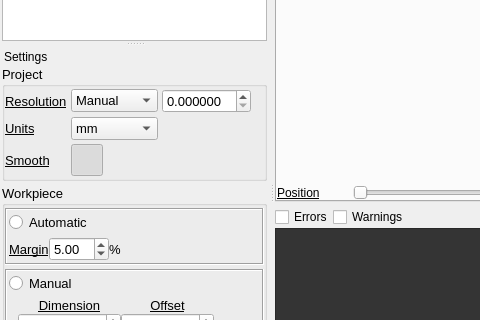
First picture: the form in qt/openscam.ui, repository CauldronDevelopmentLLC/CAMotics, before the edit; both pictures show x 0 to 480 and y 220 to 540 of the 1004 by 797 pixel window.
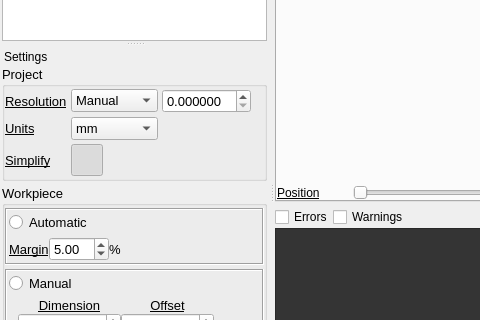
Second picture: the form after the edit. Icons and pictures are not drawn. Custom widgets are drawn as their Qt base class.

```diff
--- a/qt/openscam.ui
+++ b/qt/openscam.ui
@@ -1397,7 +1397,7 @@
                  </font>
                 </property>
                 <property name="text">
-                 <string>Smooth</string>
+                 <string>Simplify</string>
                 </property>
                </widget>
               </item>
```
Left out of the diff: 14 changed lines with no effect on the pictures.
